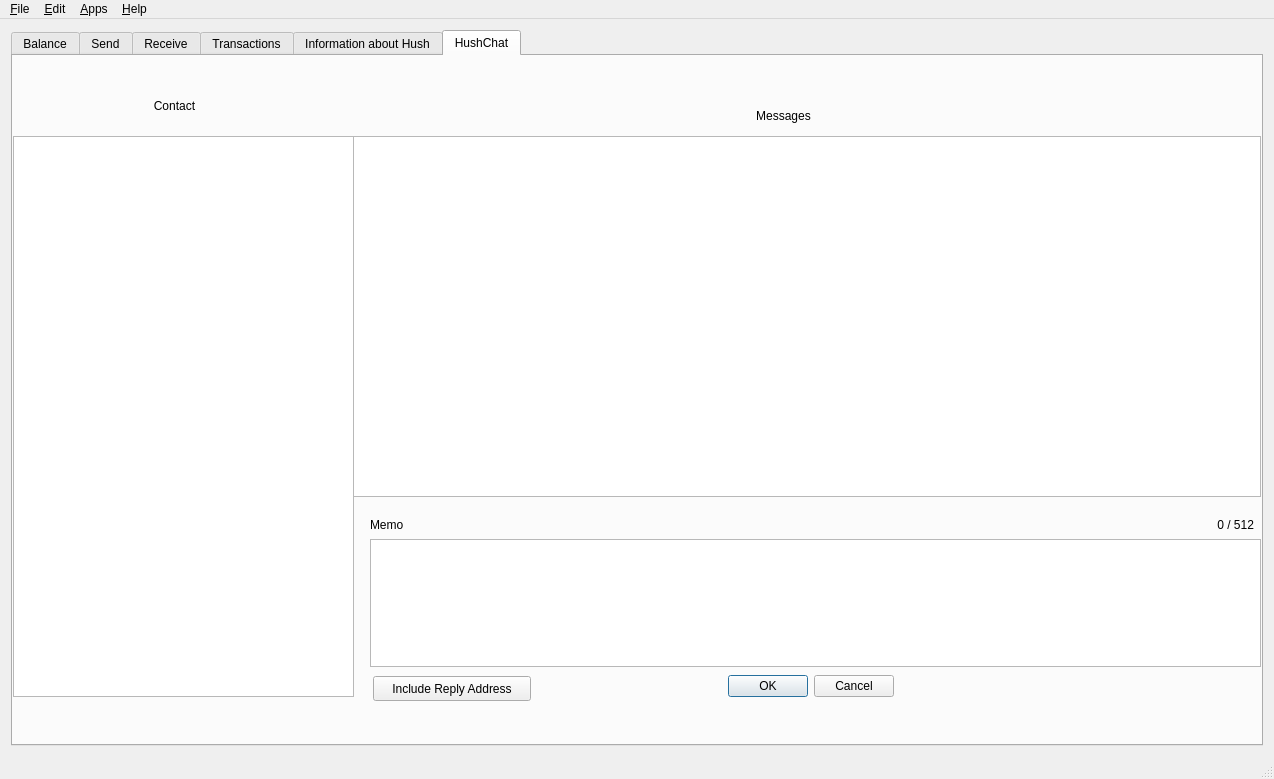
Before: the Qt Designer form src/mainwindow.ui in jahway603/SilentDragonLite, drawn with Qt 5.
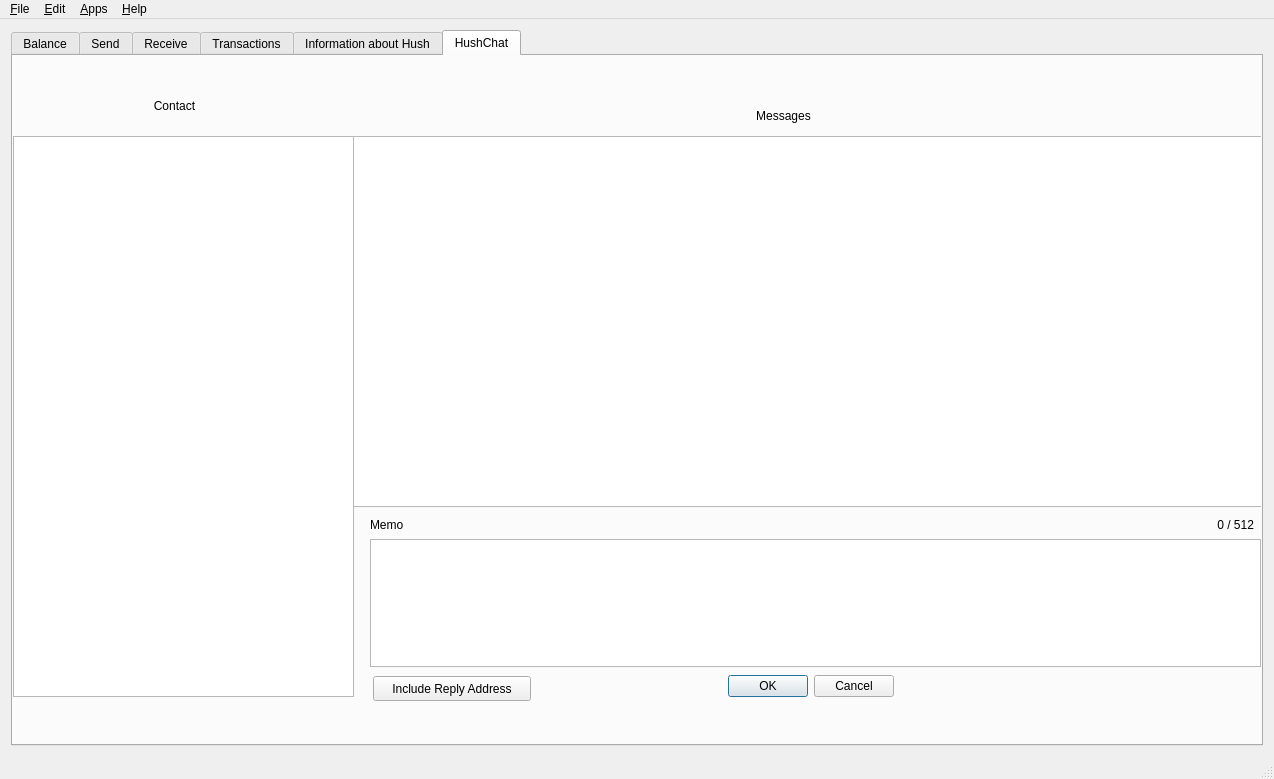
After: the same form once the commit is applied. Icons and pictures are not drawn. Custom widgets are drawn as their Qt base class.

Commit message: add switch to QListWidget for Chat

What changed in the file:
```diff
--- a/src/mainwindow.ui
+++ b/src/mainwindow.ui
@@ -1351,19 +1351,6 @@
          <string>&lt;html&gt;&lt;head/&gt;&lt;body&gt;&lt;p align=&quot;center&quot;&gt;Contact&lt;/p&gt;&lt;/body&gt;&lt;/html&gt;</string>
         </property>
        </widget>
-       <widget class="QListView" name="listChatMemo">
-        <property name="geometry">
-         <rect>
-          <x>340</x>
-          <y>80</y>
-          <width>908</width>
-          <height>361</height>
-         </rect>
-        </property>
-        <property name="resizeMode">
-         <enum>QListView::Adjust</enum>
-        </property>
-       </widget>
        <widget class="QLabel" name="label_40">
         <property name="geometry">
          <rect>
@@ -1445,6 +1432,16 @@
          <string>&lt;html&gt;&lt;head/&gt;&lt;body&gt;&lt;p align=&quot;center&quot;&gt;Messages&lt;/p&gt;&lt;/body&gt;&lt;/html&gt;</string>
         </property>
        </widget>
+       <widget class="QListWidget" name="listWidget">
+        <property name="geometry">
+         <rect>
+          <x>340</x>
+          <y>80</y>
+          <width>921</width>
+          <height>371</height>
+         </rect>
+        </property>
+       </widget>
       </widget>
      </widget>
     </item>
```
Left out of the diff: 2 changed lines with no effect on the pictures.
